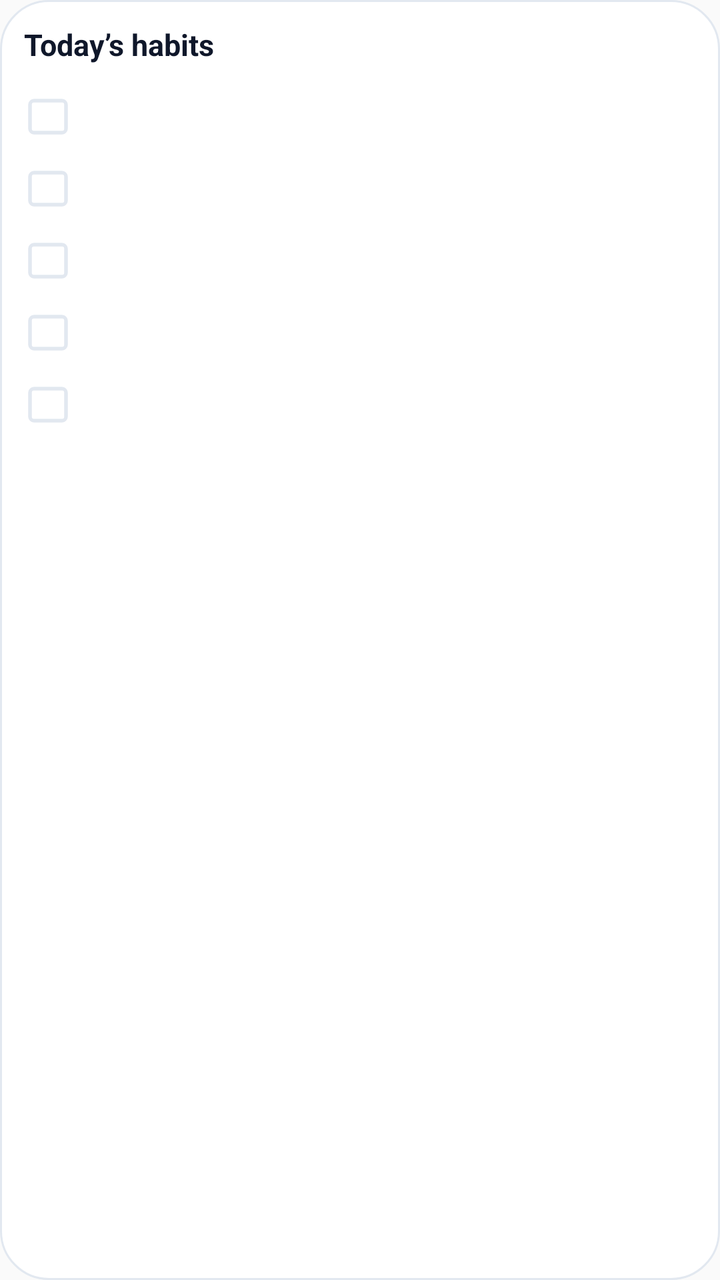
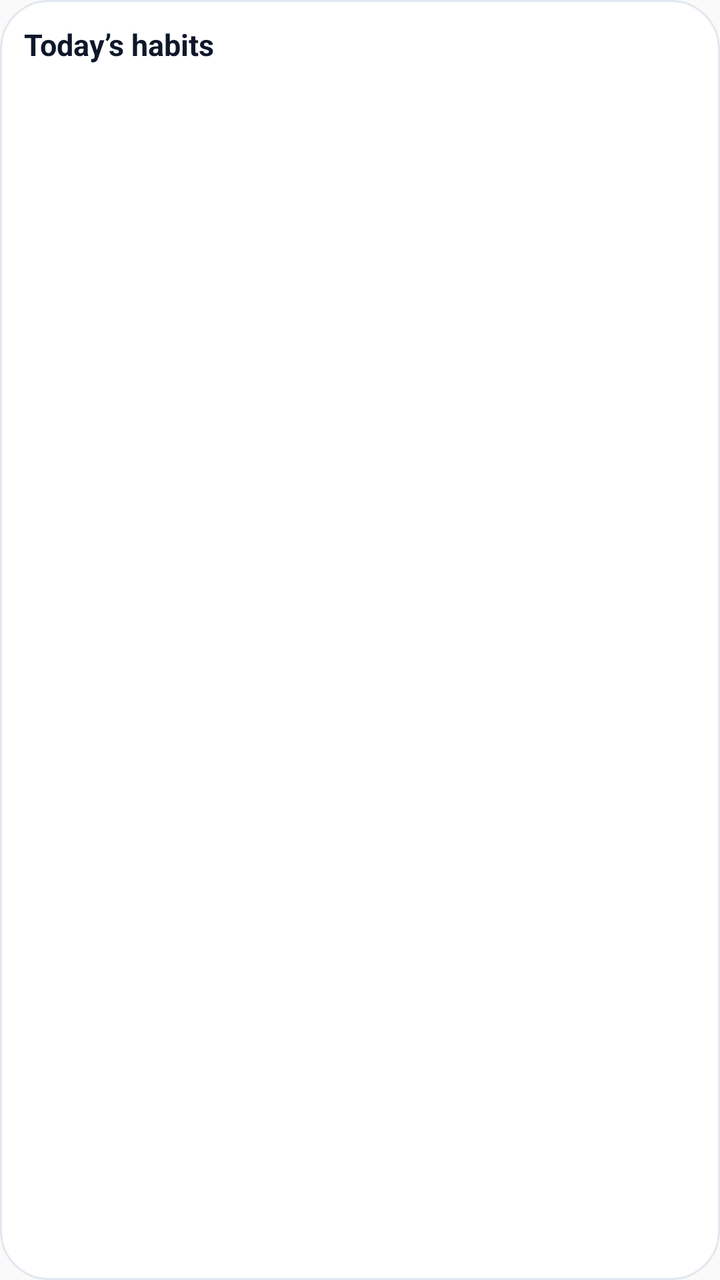

Two renders of the same Android screen: before a commit and after it. Below are the layout's source before the change and the commit's diff.
<!-- AndroidManifest.xml: application theme AppTheme -->
<!-- res/layout/widget_habits.xml -->
<?xml version="1.0" encoding="utf-8"?>
<LinearLayout xmlns:android="http://schemas.android.com/apk/res/android"
    android:id="@+id/widget_habits_root"
    android:layout_width="match_parent"
    android:layout_height="match_parent"
    android:background="@drawable/widget_card_bg"
    android:orientation="vertical"
    android:padding="12dp">

    <TextView
        android:id="@+id/widget_habits_header"
        android:layout_width="match_parent"
        android:layout_height="wrap_content"
        android:layout_marginBottom="8dp"
        android:ellipsize="end"
        android:maxLines="1"
        android:text="Today’s habits"
        android:textColor="@color/widget_text"
        android:textSize="15sp"
        android:textStyle="bold" />

    <TextView
        android:id="@+id/widget_habits_empty"
        android:layout_width="match_parent"
        android:layout_height="wrap_content"
        android:text="@string/widget_habits_empty"
        android:textColor="@color/widget_muted"
        android:textSize="12sp"
        android:visibility="gone" />

    <LinearLayout android:id="@+id/habit_row_1" android:layout_width="match_parent" android:layout_height="36dp" android:gravity="center_vertical" android:orientation="horizontal">
        <ImageView android:id="@+id/habit_check_1" android:layout_width="24dp" android:layout_height="24dp" android:contentDescription="@string/widget_habits_name" android:src="@drawable/widget_box_off" />
        <TextView android:id="@+id/habit_title_1" android:layout_width="0dp" android:layout_height="wrap_content" android:layout_marginStart="8dp" android:layout_weight="1" android:ellipsize="end" android:maxLines="1" android:textColor="@color/widget_text" android:textSize="13sp" android:textStyle="bold" />
        <TextView android:id="@+id/habit_streak_1" android:layout_width="wrap_content" android:layout_height="wrap_content" android:layout_marginStart="6dp" android:ellipsize="end" android:maxLines="1" android:textColor="@color/widget_accent" android:textSize="11sp" android:textStyle="bold" />
    </LinearLayout>
    <LinearLayout android:id="@+id/habit_row_2" android:layout_width="match_parent" android:layout_height="36dp" android:gravity="center_vertical" android:orientation="horizontal">
        <ImageView android:id="@+id/habit_check_2" android:layout_width="24dp" android:layout_height="24dp" android:contentDescription="@string/widget_habits_name" android:src="@drawable/widget_box_off" />
        <TextView android:id="@+id/habit_title_2" android:layout_width="0dp" android:layout_height="wrap_content" android:layout_marginStart="8dp" android:layout_weight="1" android:ellipsize="end" android:maxLines="1" android:textColor="@color/widget_text" android:textSize="13sp" android:textStyle="bold" />
        <TextView android:id="@+id/habit_streak_2" android:layout_width="wrap_content" android:layout_height="wrap_content" android:layout_marginStart="6dp" android:ellipsize="end" android:maxLines="1" android:textColor="@color/widget_accent" android:textSize="11sp" android:textStyle="bold" />
    </LinearLayout>
    <LinearLayout android:id="@+id/habit_row_3" android:layout_width="match_parent" android:layout_height="36dp" android:gravity="center_vertical" android:orientation="horizontal">
        <ImageView android:id="@+id/habit_check_3" android:layout_width="24dp" android:layout_height="24dp" android:contentDescription="@string/widget_habits_name" android:src="@drawable/widget_box_off" />
        <TextView android:id="@+id/habit_title_3" android:layout_width="0dp" android:layout_height="wrap_content" android:layout_marginStart="8dp" android:layout_weight="1" android:ellipsize="end" android:maxLines="1" android:textColor="@color/widget_text" android:textSize="13sp" android:textStyle="bold" />
        <TextView android:id="@+id/habit_streak_3" android:layout_width="wrap_content" android:layout_height="wrap_content" android:layout_marginStart="6dp" android:ellipsize="end" android:maxLines="1" android:textColor="@color/widget_accent" android:textSize="11sp" android:textStyle="bold" />
    </LinearLayout>
    <LinearLayout android:id="@+id/habit_row_4" android:layout_width="match_parent" android:layout_height="36dp" android:gravity="center_vertical" android:orientation="horizontal">
        <ImageView android:id="@+id/habit_check_4" android:layout_width="24dp" android:layout_height="24dp" android:contentDescription="@string/widget_habits_name" android:src="@drawable/widget_box_off" />
        <TextView android:id="@+id/habit_title_4" android:layout_width="0dp" android:layout_height="wrap_content" android:layout_marginStart="8dp" android:layout_weight="1" android:ellipsize="end" android:maxLines="1" android:textColor="@color/widget_text" android:textSize="13sp" android:textStyle="bold" />
        <TextView android:id="@+id/habit_streak_4" android:layout_width="wrap_content" android:layout_height="wrap_content" android:layout_marginStart="6dp" android:ellipsize="end" android:maxLines="1" android:textColor="@color/widget_accent" android:textSize="11sp" android:textStyle="bold" />
    </LinearLayout>
    <LinearLayout android:id="@+id/habit_row_5" android:layout_width="match_parent" android:layout_height="36dp" android:gravity="center_vertical" android:orientation="horizontal">
        <ImageView android:id="@+id/habit_check_5" android:layout_width="24dp" android:layout_height="24dp" android:contentDescription="@string/widget_habits_name" android:src="@drawable/widget_box_off" />
        <TextView android:id="@+id/habit_title_5" android:layout_width="0dp" android:layout_height="wrap_content" android:layout_marginStart="8dp" android:layout_weight="1" android:ellipsize="end" android:maxLines="1" android:textColor="@color/widget_text" android:textSize="13sp" android:textStyle="bold" />
        <TextView android:id="@+id/habit_streak_5" android:layout_width="wrap_content" android:layout_height="wrap_content" android:layout_marginStart="6dp" android:ellipsize="end" android:maxLines="1" android:textColor="@color/widget_accent" android:textSize="11sp" android:textStyle="bold" />
    </LinearLayout>
</LinearLayout>
<!-- resources referenced by this layout -->
<resources>
  <color name="widget_accent">#22C55E</color>
  <color name="widget_muted">#64748B</color>
  <color name="widget_text">#0F172A</color>
  <!-- drawable widget_box_off (drawable) -->
  <?xml version="1.0" encoding="utf-8"?>
  <vector xmlns:android="http://schemas.android.com/apk/res/android"
      android:width="24dp"
      android:height="24dp"
      android:viewportWidth="24"
      android:viewportHeight="24">
      <path
          android:fillColor="#00000000"
          android:pathData="M5,4h14a2,2 0 0,1 2,2v12a2,2 0 0,1 -2,2H5a2,2 0 0,1 -2,-2V6a2,2 0 0,1 2,-2z"
          android:strokeWidth="1.8"
          android:strokeColor="@color/widget_line" />
  </vector>
  <!-- drawable widget_card_bg (drawable) -->
  <?xml version="1.0" encoding="utf-8"?>
  <shape xmlns:android="http://schemas.android.com/apk/res/android">
      <solid android:color="@color/widget_surface" />
      <corners android:radius="24dp" />
      <stroke android:width="1dp" android:color="@color/widget_line" />
  </shape>
  <string name="widget_habits_empty">No habits scheduled today</string>
  <string name="widget_habits_name">Habits</string>
  <style name="AppTheme" parent="Theme.AppCompat.Light.DarkActionBar">
          
          <item name="colorPrimary">@color/colorPrimary</item>
          <item name="colorPrimaryDark">@color/colorPrimaryDark</item>
          <item name="colorAccent">@color/colorAccent</item>
      </style>
  <color name="widget_line">#E2E8F0</color>
  <color name="widget_surface">#FFFFFF</color>
  <color name="colorPrimary">#23C15D</color>
  <color name="colorPrimaryDark">#F8FAF9</color>
  <color name="colorAccent">#23C15D</color>
</resources>

<!-- the commit's change to res/layout/widget_habits.xml (unified diff, before → after) -->
@@ -11,7 +11,7 @@
         android:id="@+id/widget_habits_header"
         android:layout_width="match_parent"
         android:layout_height="wrap_content"
-        android:layout_marginBottom="8dp"
+        android:layout_marginBottom="6dp"
         android:ellipsize="end"
         android:maxLines="1"
         android:text="Today’s habits"
@@ -28,29 +28,12 @@
         android:textSize="12sp"
         android:visibility="gone" />
 
-    <LinearLayout android:id="@+id/habit_row_1" android:layout_width="match_parent" android:layout_height="36dp" android:gravity="center_vertical" android:orientation="horizontal">
-        <ImageView android:id="@+id/habit_check_1" android:layout_width="24dp" android:layout_height="24dp" android:contentDescription="@string/widget_habits_name" android:src="@drawable/widget_box_off" />
-        <TextView android:id="@+id/habit_title_1" android:layout_width="0dp" android:layout_height="wrap_content" android:layout_marginStart="8dp" android:layout_weight="1" android:ellipsize="end" android:maxLines="1" android:textColor="@color/widget_text" android:textSize="13sp" android:textStyle="bold" />
-        <TextView android:id="@+id/habit_streak_1" android:layout_width="wrap_content" android:layout_height="wrap_content" android:layout_marginStart="6dp" android:ellipsize="end" android:maxLines="1" android:textColor="@color/widget_accent" android:textSize="11sp" android:textStyle="bold" />
-    </LinearLayout>
-    <LinearLayout android:id="@+id/habit_row_2" android:layout_width="match_parent" android:layout_height="36dp" android:gravity="center_vertical" android:orientation="horizontal">
-        <ImageView android:id="@+id/habit_check_2" android:layout_width="24dp" android:layout_height="24dp" android:contentDescription="@string/widget_habits_name" android:src="@drawable/widget_box_off" />
-        <TextView android:id="@+id/habit_title_2" android:layout_width="0dp" android:layout_height="wrap_content" android:layout_marginStart="8dp" android:layout_weight="1" android:ellipsize="end" android:maxLines="1" android:textColor="@color/widget_text" android:textSize="13sp" android:textStyle="bold" />
-        <TextView android:id="@+id/habit_streak_2" android:layout_width="wrap_content" android:layout_height="wrap_content" android:layout_marginStart="6dp" android:ellipsize="end" android:maxLines="1" android:textColor="@color/widget_accent" android:textSize="11sp" android:textStyle="bold" />
-    </LinearLayout>
-    <LinearLayout android:id="@+id/habit_row_3" android:layout_width="match_parent" android:layout_height="36dp" android:gravity="center_vertical" android:orientation="horizontal">
-        <ImageView android:id="@+id/habit_check_3" android:layout_width="24dp" android:layout_height="24dp" android:contentDescription="@string/widget_habits_name" android:src="@drawable/widget_box_off" />
-        <TextView android:id="@+id/habit_title_3" android:layout_width="0dp" android:layout_height="wrap_content" android:layout_marginStart="8dp" android:layout_weight="1" android:ellipsize="end" android:maxLines="1" android:textColor="@color/widget_text" android:textSize="13sp" android:textStyle="bold" />
-        <TextView android:id="@+id/habit_streak_3" android:layout_width="wrap_content" android:layout_height="wrap_content" android:layout_marginStart="6dp" android:ellipsize="end" android:maxLines="1" android:textColor="@color/widget_accent" android:textSize="11sp" android:textStyle="bold" />
-    </LinearLayout>
-    <LinearLayout android:id="@+id/habit_row_4" android:layout_width="match_parent" android:layout_height="36dp" android:gravity="center_vertical" android:orientation="horizontal">
-        <ImageView android:id="@+id/habit_check_4" android:layout_width="24dp" android:layout_height="24dp" android:contentDescription="@string/widget_habits_name" android:src="@drawable/widget_box_off" />
-        <TextView android:id="@+id/habit_title_4" android:layout_width="0dp" android:layout_height="wrap_content" android:layout_marginStart="8dp" android:layout_weight="1" android:ellipsize="end" android:maxLines="1" android:textColor="@color/widget_text" android:textSize="13sp" android:textStyle="bold" />
-        <TextView android:id="@+id/habit_streak_4" android:layout_width="wrap_content" android:layout_height="wrap_content" android:layout_marginStart="6dp" android:ellipsize="end" android:maxLines="1" android:textColor="@color/widget_accent" android:textSize="11sp" android:textStyle="bold" />
-    </LinearLayout>
-    <LinearLayout android:id="@+id/habit_row_5" android:layout_width="match_parent" android:layout_height="36dp" android:gravity="center_vertical" android:orientation="horizontal">
-        <ImageView android:id="@+id/habit_check_5" android:layout_width="24dp" android:layout_height="24dp" android:contentDescription="@string/widget_habits_name" android:src="@drawable/widget_box_off" />
-        <TextView android:id="@+id/habit_title_5" android:layout_width="0dp" android:layout_height="wrap_content" android:layout_marginStart="8dp" android:layout_weight="1" android:ellipsize="end" android:maxLines="1" android:textColor="@color/widget_text" android:textSize="13sp" android:textStyle="bold" />
-        <TextView android:id="@+id/habit_streak_5" android:layout_width="wrap_content" android:layout_height="wrap_content" android:layout_marginStart="6dp" android:ellipsize="end" android:maxLines="1" android:textColor="@color/widget_accent" android:textSize="11sp" android:textStyle="bold" />
-    </LinearLayout>
+    <ListView
+        android:id="@+id/widget_habits_list"
+        android:layout_width="match_parent"
+        android:layout_height="0dp"
+        android:layout_weight="1"
+        android:divider="@android:color/transparent"
+        android:dividerHeight="2dp"
+        android:scrollbars="vertical" />
 </LinearLayout>
<!-- resource entries referenced after the edit -->
@@ -1,21 +1,7 @@
 <!-- resources referenced by this layout -->
 <resources>
-  <color name="widget_accent">#22C55E</color>
   <color name="widget_muted">#64748B</color>
   <color name="widget_text">#0F172A</color>
-  <!-- drawable widget_box_off (drawable) -->
-  <?xml version="1.0" encoding="utf-8"?>
-  <vector xmlns:android="http://schemas.android.com/apk/res/android"
-      android:width="24dp"
-      android:height="24dp"
-      android:viewportWidth="24"
-      android:viewportHeight="24">
-      <path
-          android:fillColor="#00000000"
-          android:pathData="M5,4h14a2,2 0 0,1 2,2v12a2,2 0 0,1 -2,2H5a2,2 0 0,1 -2,-2V6a2,2 0 0,1 2,-2z"
-          android:strokeWidth="1.8"
-          android:strokeColor="@color/widget_line" />
-  </vector>
   <!-- drawable widget_card_bg (drawable) -->
   <?xml version="1.0" encoding="utf-8"?>
   <shape xmlns:android="http://schemas.android.com/apk/res/android">
@@ -24,15 +10,14 @@
       <stroke android:width="1dp" android:color="@color/widget_line" />
   </shape>
   <string name="widget_habits_empty">No habits scheduled today</string>
-  <string name="widget_habits_name">Habits</string>
   <style name="AppTheme" parent="Theme.AppCompat.Light.DarkActionBar">
           
           <item name="colorPrimary">@color/colorPrimary</item>
           <item name="colorPrimaryDark">@color/colorPrimaryDark</item>
           <item name="colorAccent">@color/colorAccent</item>
       </style>
+  <color name="widget_surface">#FFFFFF</color>
   <color name="widget_line">#E2E8F0</color>
-  <color name="widget_surface">#FFFFFF</color>
   <color name="colorPrimary">#23C15D</color>
   <color name="colorPrimaryDark">#F8FAF9</color>
   <color name="colorAccent">#23C15D</color>
